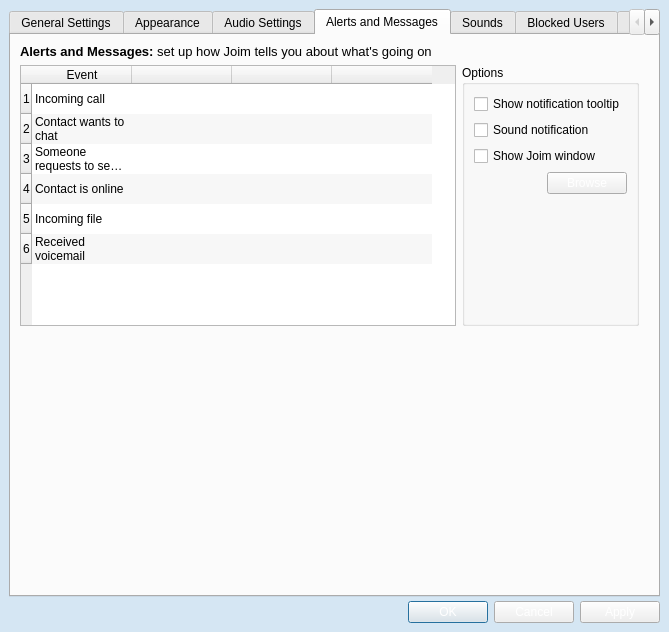
Above: src/tools/customwidgets/optionsdialog_base.ui from AlekSi/Jabbin before the change. Below: the same form after it.
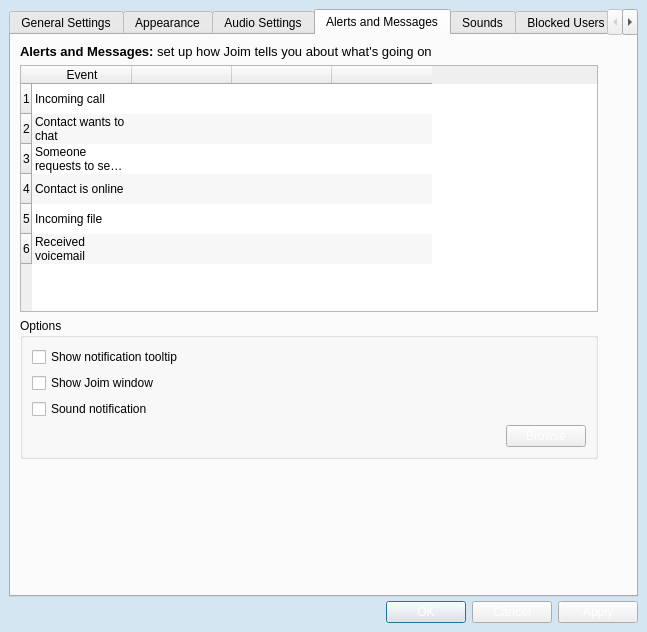
That is the form after the change. Icons and pictures are not drawn. Custom widgets are drawn as their Qt base class.

Commit message: Integrated sound and tooltip notifications in the options dialogue.

Diff of the .ui file:
```diff
--- a/src/tools/customwidgets/optionsdialog_base.ui
+++ b/src/tools/customwidgets/optionsdialog_base.ui
@@ -5,7 +5,7 @@
    <rect>
     <x>0</x>
     <y>0</y>
-    <width>669</width>
+    <width>647</width>
     <height>632</height>
    </rect>
   </property>
@@ -837,7 +837,33 @@
             </item>
            </widget>
           </item>
-          <item row="1" column="1" >
+          <item row="1" column="2" >
+           <spacer name="horizontalSpacer_8" >
+            <property name="orientation" >
+             <enum>Qt::Horizontal</enum>
+            </property>
+            <property name="sizeHint" stdset="0" >
+             <size>
+              <width>17</width>
+              <height>247</height>
+             </size>
+            </property>
+           </spacer>
+          </item>
+          <item row="3" column="0" >
+           <spacer name="verticalSpacer_9" >
+            <property name="orientation" >
+             <enum>Qt::Vertical</enum>
+            </property>
+            <property name="sizeHint" stdset="0" >
+             <size>
+              <width>436</width>
+              <height>246</height>
+             </size>
+            </property>
+           </spacer>
+          </item>
+          <item row="2" column="0" >
            <widget class="QGroupBox" name="groupNofiticationOptions" >
             <property name="title" >
              <string>Options</string>
@@ -850,28 +876,27 @@
                </property>
               </widget>
              </item>
-             <item row="1" column="0" colspan="2" >
+             <item row="2" column="0" colspan="2" >
               <widget class="QCheckBox" name="checkNotificationSound" >
                <property name="text" >
                 <string>Sound notification</string>
                </property>
               </widget>
              </item>
-             <item row="3" column="0" >
+             <item row="4" column="0" >
               <widget class="QLabel" name="labelNotificationSound" >
+               <property name="sizePolicy" >
+                <sizepolicy vsizetype="Preferred" hsizetype="Preferred" >
+                 <horstretch>1</horstretch>
+                 <verstretch>0</verstretch>
+                </sizepolicy>
+               </property>
                <property name="text" >
                 <string/>
                </property>
               </widget>
              </item>
-             <item row="3" column="1" >
-              <widget class="QPushButton" name="buttonNotificationSoundBrowse" >
-               <property name="text" >
-                <string>Browse</string>
-               </property>
-              </widget>
-             </item>
-             <item row="4" column="0" colspan="2" >
+             <item row="5" column="0" colspan="2" >
               <spacer name="verticalSpacer_4" >
                <property name="orientation" >
                 <enum>Qt::Vertical</enum>
@@ -884,42 +909,23 @@
                </property>
               </spacer>
              </item>
-             <item row="2" column="0" colspan="2" >
+             <item row="1" column="0" colspan="2" >
               <widget class="QCheckBox" name="checkPopupJoim" >
                <property name="text" >
                 <string>Show Joim window</string>
                </property>
               </widget>
              </item>
+             <item row="4" column="1" >
+              <widget class="QPushButton" name="buttonNotificationSoundBrowse" >
+               <property name="text" >
+                <string>Browse</string>
+               </property>
+              </widget>
+             </item>
             </layout>
            </widget>
           </item>
-          <item row="1" column="2" >
-           <spacer name="horizontalSpacer_8" >
-            <property name="orientation" >
-             <enum>Qt::Horizontal</enum>
-            </property>
-            <property name="sizeHint" stdset="0" >
-             <size>
-              <width>17</width>
-              <height>247</height>
-             </size>
-            </property>
-           </spacer>
-          </item>
-          <item row="2" column="0" >
-           <spacer name="verticalSpacer_9" >
-            <property name="orientation" >
-             <enum>Qt::Vertical</enum>
-            </property>
-            <property name="sizeHint" stdset="0" >
-             <size>
-              <width>436</width>
-              <height>246</height>
-             </size>
-            </property>
-           </spacer>
-          </item>
          </layout>
         </widget>
         <widget class="QWidget" name="tabSounds" >
```
Left out of the diff: 40 changed lines with no effect on the pictures. The commit also changes 2 other files.
